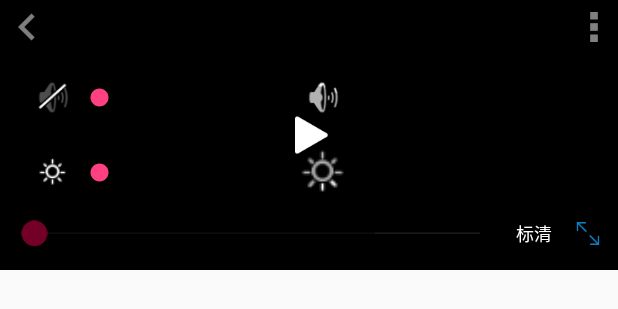
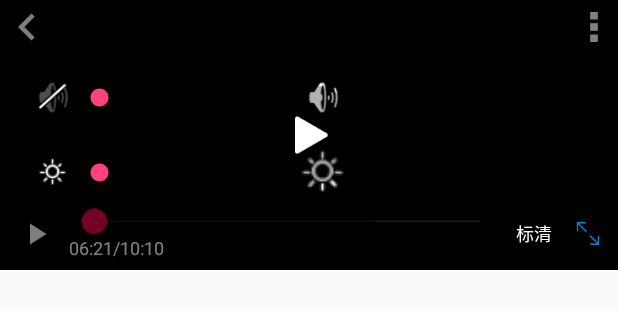
Before and after one commit to jack9095/ijk_demo, an Android app: the layout activity_perfect.xml on its own in the app's theme, with its tools: preview values and no code run, on a phone screen of 412 x 824 dp. Shown: the top 309 px of the screen. Run offline under Robolectric (Android 15) with nearby library versions, the phone set to English and light mode, and no system bars.

Commit message:
布局控制

```diff
--- a/ijkplayer_tools/src/main/res/layout/simple_player_foot.xml
+++ b/ijkplayer_tools/src/main/res/layout/simple_player_foot.xml
@@ -8,13 +8,10 @@
     android:minHeight="48dp"
     android:padding="4dp">
 
-    <!--左下角播放暂停图标-->
     <ImageView
         android:id="@+id/app_video_play"
         android:layout_width="wrap_content"
         android:layout_height="wrap_content"
-        android:visibility="gone"
-        android:contentDescription="@string/app_name"
         android:padding="8dp"
         android:src="@drawable/simple_player_arrow_white_24dp"/>
 
@@ -85,7 +82,6 @@
                 android:id="@+id/app_video_center"
                 android:layout_width="match_parent"
                 android:layout_height="wrap_content"
-                android:visibility="gone"
                 android:layout_marginLeft="2dp"
                 android:layout_marginRight="2dp"
                 android:orientation="horizontal">
--- a/test/src/main/res/layout/activity_perfect.xml
+++ b/test/src/main/res/layout/activity_perfect.xml
@@ -1,5 +1,5 @@
 <?xml version="1.0" encoding="utf-8"?>
-<android.support.constraint.ConstraintLayout xmlns:android="http://schemas.android.com/apk/res/android"
+<LinearLayout xmlns:android="http://schemas.android.com/apk/res/android"
     xmlns:app="http://schemas.android.com/apk/res-auto"
     xmlns:tools="http://schemas.android.com/tools"
     android:layout_width="match_parent"
@@ -9,4 +9,4 @@
         layout="@layout/simple_player_view_perfect"
         android:layout_width="match_parent"
         android:layout_height="180dp"/>
-</android.support.constraint.ConstraintLayout>
+</LinearLayout>
```
Also changed, not shown: ijkplayer_tools/src/main/java/com/fly/ijktools/widget/PlayerView.java (+34 -20 lines), test/src/main/java/com/kuanquan/ijk_test/PerfectActivity.java (+2 -1 lines). Lines whose indentation alone changed are shown as unchanged.
